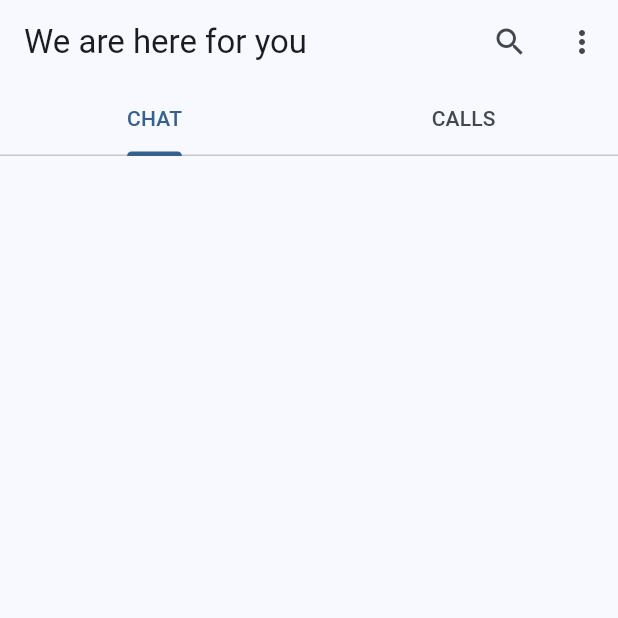
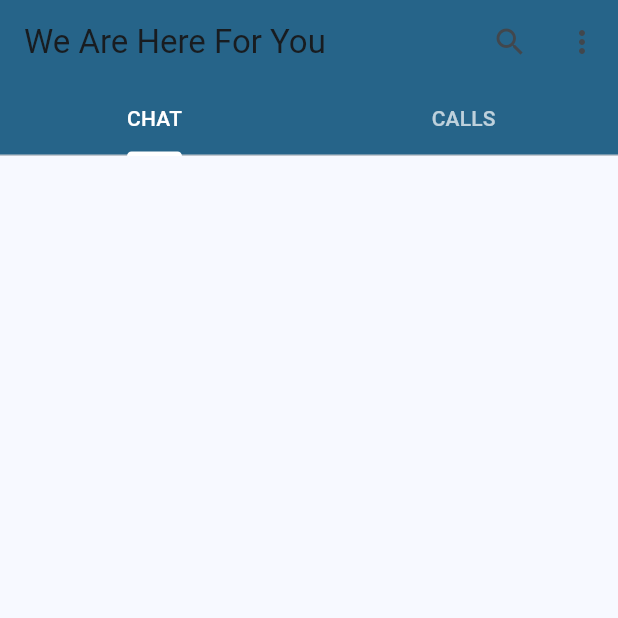
Before and after one commit to sadithaboxrec/Mental-HealthCare-Application_Project, a Flutter app: the screen it shows after launch, on a phone screen of 412 x 824 dp, the top half of it. Run offline on Flutter 3.47's test engine with Material 3 defaults, Android fonts, the light colour scheme and no system bars.

Commit message:
fix colour issue

```diff
--- a/chat_function/lib/main.dart
+++ b/chat_function/lib/main.dart
@@ -10,15 +10,16 @@ class MyApp extends StatelessWidget {
   @override
   Widget build(BuildContext context) {
     return MaterialApp(
-  theme: ThemeData(
-    primaryColor: const Color.fromARGB(255, 109, 167, 214),
-    colorScheme: ColorScheme.fromSeed(
-      seedColor: Colors.blue,
-      secondary: Colors.blueAccent,
-    ),
+theme: ThemeData(
+  useMaterial3: true,
+  colorScheme: ColorScheme.fromSeed(
+    seedColor: const Color.fromARGB(255, 176, 215, 247),
+  ).copyWith(
+    secondary: const Color.fromARGB(255, 152, 181, 231),
   ),
+),
   home: HomeScreen(),
 
-    ); //meterialApp
+    );
   }
 }
--- a/chat_function/lib/screens/homescreen.dart
+++ b/chat_function/lib/screens/homescreen.dart
@@ -21,7 +21,8 @@ class _HomeScreenState extends State<HomeScreen> with SingleTickerProviderStateM
     return Scaffold(
 
       appBar: AppBar(
-        title: Text('We are here for you'),
+        backgroundColor: Theme.of(context).colorScheme.primary,
+        title: Text('We Are Here For You'),
         actions: [
           IconButton(
             icon: Icon(Icons.search),
@@ -35,6 +36,9 @@ class _HomeScreenState extends State<HomeScreen> with SingleTickerProviderStateM
 
         bottom:TabBar(
           controller: _controller,
+           labelColor: Colors.white,
+  unselectedLabelColor: Colors.white70,
+  indicatorColor: Colors.white,
           tabs: [
             Tab(text: 'CHAT',),
             Tab(text: 'CALLS',),
```
